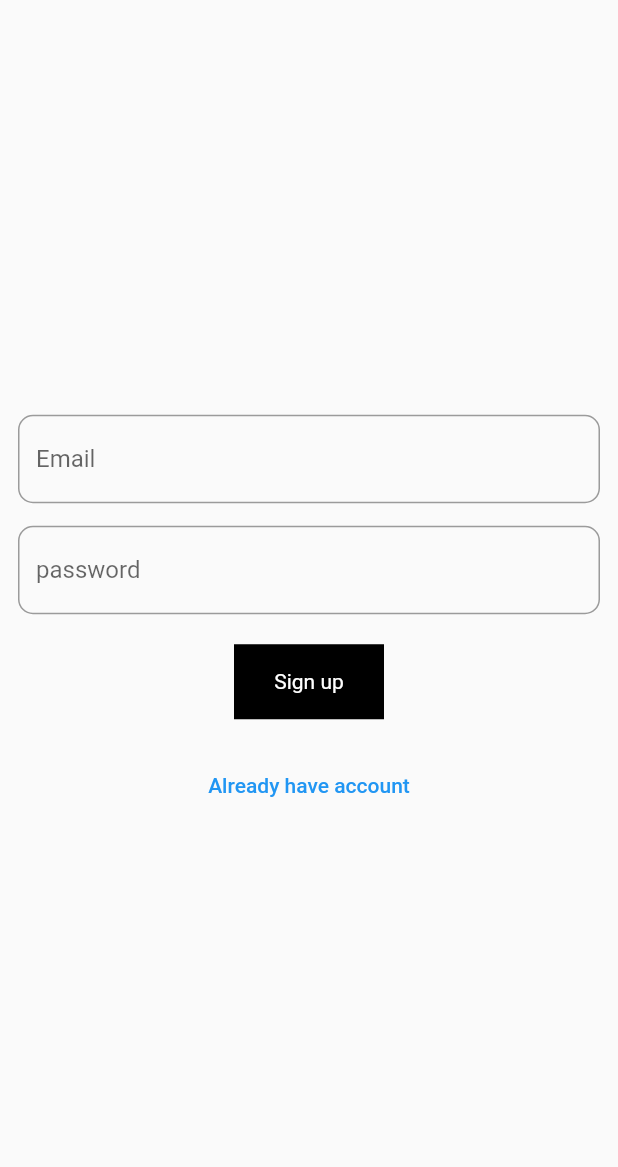
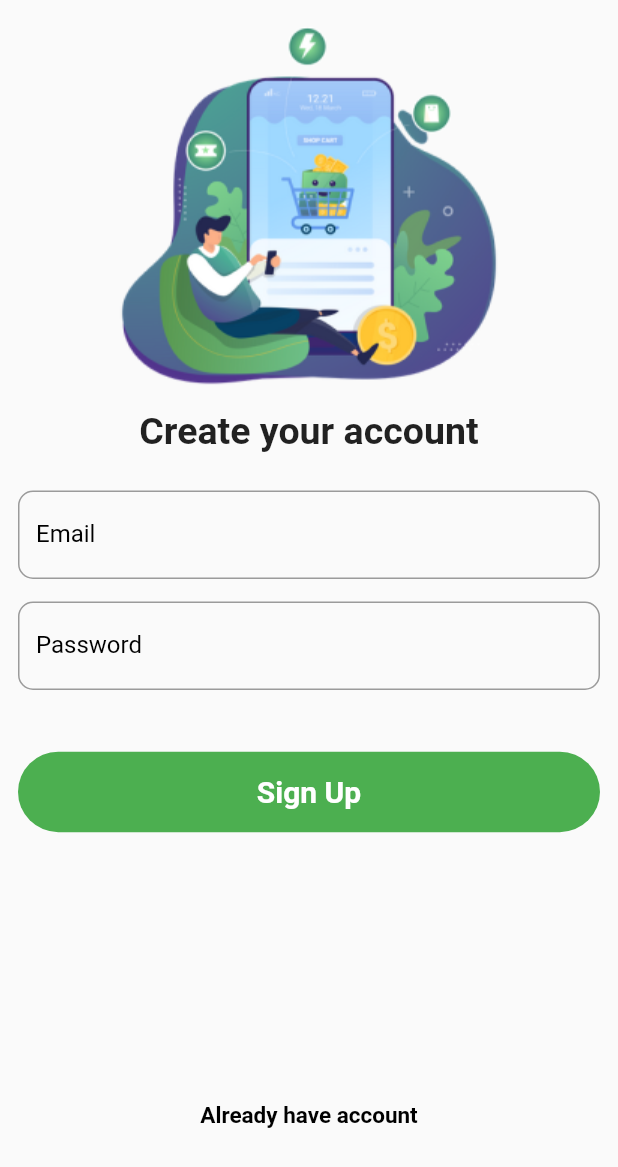
Before and after one commit to pateldixit2004/firebase_flutter_praa, a Flutter app: the SignUpScreen screen opened directly, on a phone screen of 412 x 824 dp. Shown: the top 1167 px of the screen. Run offline on Flutter 3.47's test engine with Material 2 defaults, Android fonts, the phone set to English and light mode, and no system bars; our stand-ins replace cloud_firestore, firebase_auth, firebase_core, firebase_messaging, flutter_local_notifications, get and 3 more; accounts and stored records are empty; network calls fail.

Commit message:
ui change

```diff
--- a/lib/screen/view/logout_screen.dart
+++ b/lib/screen/view/logout_screen.dart
@@ -41,6 +41,8 @@ class _Log_ScreenState extends State<Log_Screen> {
               }, icon: Icon(Icons.timer))
             ],
             bottom: TabBar(
+              indicatorColor: Colors.white,
+              indicatorSize: TabBarIndicatorSize.label,
               tabs: [
                 Tab(
                   child: Text("Product"),
--- a/lib/screen/view/product_add_screen.dart
+++ b/lib/screen/view/product_add_screen.dart
@@ -62,7 +62,7 @@ class _AddProuctScreenState extends State<AddProuctScreen> {
             TextField(
                 controller: txtimage,
               keyboardType: TextInputType.text,
-              maxLines: 7,
+
               decoration: InputDecoration(
                   border: OutlineInputBorder(),
                   // label: Text("Product ${Name}",style: TextStyle(color: Colors.grey),),
--- a/lib/screen/view/sibnup_regitor_screen.dart
+++ b/lib/screen/view/sibnup_regitor_screen.dart
@@ -2,6 +2,7 @@ import 'package:firebase_flutter_pra/utils/firebase_helper.dart';
 import 'package:flutter/material.dart';
 import 'package:get/get.dart';
 import 'package:get/get_core/src/get_main.dart';
+import 'package:sizer/sizer.dart';
 
 class SignUpScreen extends StatefulWidget {
   const SignUpScreen({Key? key}) : super(key: key);
@@ -16,11 +17,15 @@ class _SignUpScreenState extends State<SignUpScreen> {
   @override
   Widget build(BuildContext context) {
     return SafeArea(child: Scaffold(
-      body: Center(child: Padding(
+      body: SingleChildScrollView(
+        child: Center(child: Padding(
           padding: const EdgeInsets.all(12.0),
           child: Column(
             mainAxisAlignment: MainAxisAlignment.center ,
             children: [
+              Image.asset('assets/image/su1.png'),
+              Text("Create your account",style: TextStyle(fontSize: 25,fontWeight: FontWeight.bold),),
+              SizedBox(height: 25,),
               TextField(
                 controller: txtemail,
                 decoration: InputDecoration(
@@ -28,6 +33,9 @@ class _SignUpScreenState extends State<SignUpScreen> {
                       borderRadius: BorderRadius.circular(10),
                     ),
                     label: Text("Email"),
+                    labelStyle: TextStyle(color: Colors.black),
+                    focusedBorder: OutlineInputBorder(borderSide: BorderSide(color: Colors.grey))
+
                 ),
               ),
               SizedBox(height: 15,),
@@ -38,12 +46,14 @@ class _SignUpScreenState extends State<SignUpScreen> {
                     border: OutlineInputBorder(
                       borderRadius: BorderRadius.circular(10),
                     ),
-                label: Text("password"),
+                    label: Text("Password"),
+                    labelStyle: TextStyle(color: Colors.black),
+                    focusedBorder: OutlineInputBorder(borderSide: BorderSide(color: Colors.grey))
+
                 ),
               ),
-            SizedBox(height: 20,),
+              SizedBox(height: 5.h,),
               InkWell(
-
                 onTap: () async {
                   String msg=await FireBaseHelper.base.createUser(txtemail.text,txtpassword.text);
                   if(msg=="Succes")
@@ -55,25 +65,29 @@ class _SignUpScreenState extends State<SignUpScreen> {
 
                 },
 
+                child:Container(
+                  height: 6.5.h,
+                  width: 95.h,
+                  decoration: BoxDecoration(
+                    // color: Color(0xff9F57F9),
+                      color: Colors.green,
+                      borderRadius: BorderRadius.circular(30.sp)
 
-              child: Container(
-                height: 50,
-                width: 100,
-                color: Colors.black,
-
-                child: Center(child: Text("Sign up",style: TextStyle(color: Colors.white),)),
+                  ),
+                  child: Center(child: Text("Sign Up",style: TextStyle(fontWeight: FontWeight.bold,color: Colors.white,fontSize: 20),)),
                 ),
               ),
-            SizedBox(height: 20,),
+              SizedBox(height: 20.h,),
 
               TextButton(onPressed: () {
 
 
                 Get.back();
-            }, child: Text("Already have account"),),
+              }, child: Text("Already have account",style: TextStyle(color: Colors.black,fontWeight: FontWeight.bold,fontSize: 15),),),
             ],
           ),
         )),
+      ),
     ),);
   }
 }
--- a/lib/screen/view/splesh_screen.dart
+++ b/lib/screen/view/splesh_screen.dart
@@ -5,6 +5,7 @@ import 'package:firebase_flutter_pra/utils/firebase_helper.dart';
 import 'package:flutter/material.dart';
 import 'package:get/get.dart';
 import 'package:get/get_core/src/get_main.dart';
+import 'package:sizer/sizer.dart';
 
 class Selsh_Screen extends StatefulWidget {
   const Selsh_Screen({Key? key}) : super(key: key);
@@ -32,8 +33,9 @@ class _Selsh_ScreenState extends State<Selsh_Screen> {
       islogin==false?Get.toNamed("/home"):Get.toNamed("/log");
     });
     return SafeArea(child: Scaffold(
+
       body: Center(
-        child: FlutterLogo(size: 150,),
+        child: Image.asset('assets/image/logo1.png',height: 150,),
       ),
     ),);
   }
--- a/lib/utils/firebase_helper.dart
+++ b/lib/utils/firebase_helper.dart
@@ -24,7 +24,7 @@ class FireBaseHelper {
 
   bool chechUser() {
     auth.currentUser;
-    return auth != null;
+    return auth == null;
   }
 
   Future<void> SignOut() async {
--- a/pubspec.yaml
+++ b/pubspec.yaml
@@ -71,6 +71,8 @@ flutter:
   # assets:
   #   - images/a_dot_burr.jpeg
   #   - images/a_dot_ham.jpeg
+  assets:
+    - assets/image/
 
   # An image asset can refer to one or more resolution-specific "variants", see
   # https://flutter.dev/assets-and-images/#resolution-aware
```
Also changed, not shown: lib/screen/view/home_screen.dart (+98 -36 lines), lib/screen/view/product_screen.dart (+13 -4 lines), assets/image/img.png (added), assets/image/img_1.png (added), assets/image/img_2.png (added), assets/image/logo.png (added), assets/image/logo1.png (added), assets/image/su1.png (added). Lines whose indentation alone changed are shown as unchanged.
